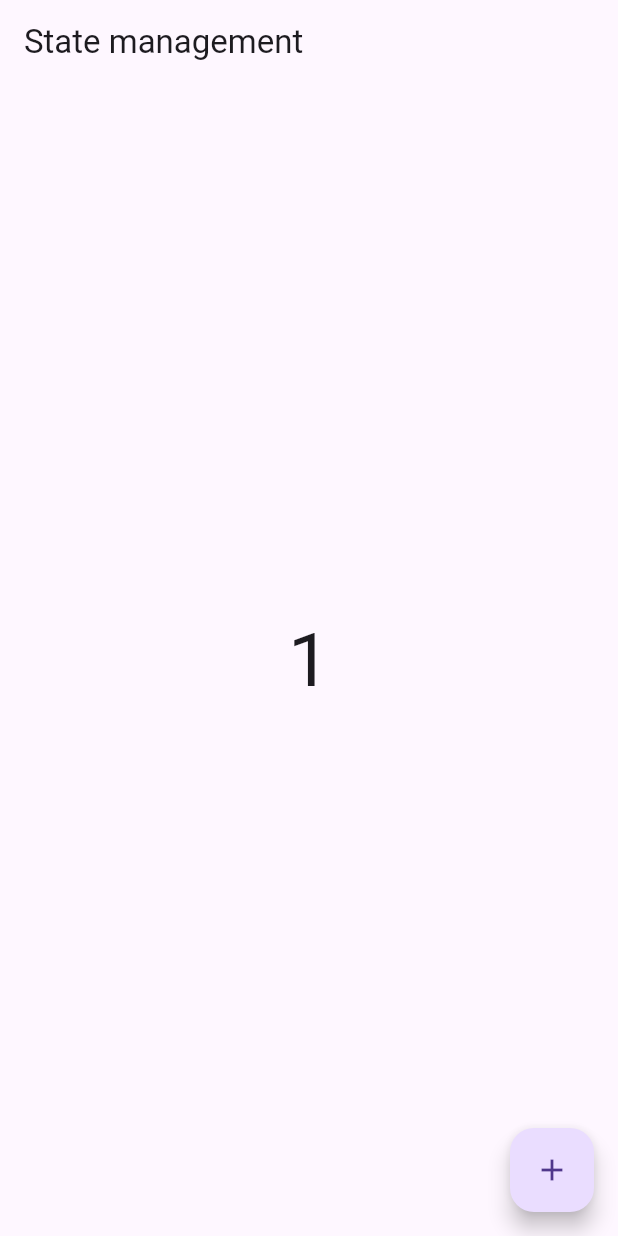
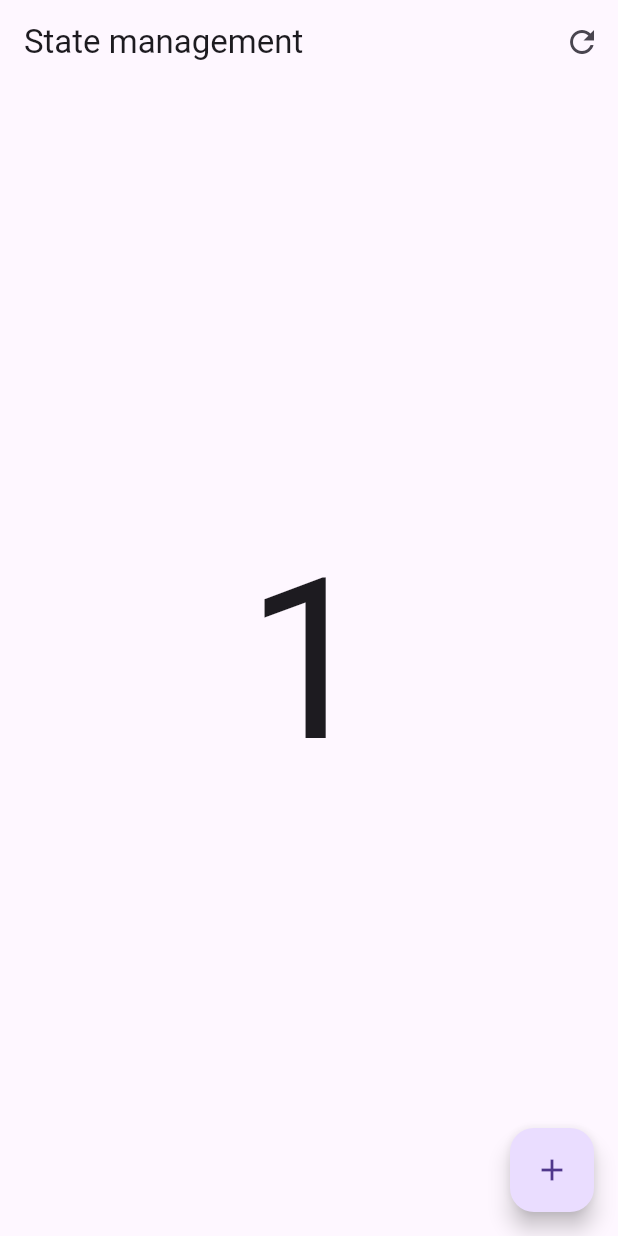
Before and after one commit to htomeload/state_management_starting, a Flutter app: the screen it shows after launch, after a tap on the "add" icon, on a phone screen of 412 x 824 dp. Run offline on Flutter 3.47's test engine with Material 3 defaults, Android fonts, the phone set to English and light mode, and no system bars; our stand-ins replace flutter_mobx, flutter_riverpod, mobx; generated files the repository leaves out were written again.

```diff
--- /dev/null
+++ b/lib/counter.dart
@@ -0,0 +1,19 @@
+import 'package:mobx/mobx.dart';
+
+part 'counter.g.dart';
+
+class Counter = CounterBase with _$Counter;
+
+abstract class CounterBase with Store {
+  @observable
+  int value = 0;
+  @action
+  void increment() {
+    value++;
+  }
+
+  @action
+  void reset() {
+    value = 0;
+  }
+}
--- a/lib/counter_view.dart
+++ b/lib/counter_view.dart
@@ -1,25 +1,42 @@
 import 'package:flutter/material.dart';
-import 'package:flutter_riverpod/flutter_riverpod.dart';
-import 'package:state_management_starting/counter_view_model.dart';
+import 'package:flutter_mobx/flutter_mobx.dart';
+import 'package:state_management_starting/counter.dart';
 
-class CounterView extends ConsumerWidget {
-  Widget build(BuildContext context, WidgetRef ref) {
-    final provider = ref.watch(stateProvider);
+class CounterView extends StatefulWidget {
+  const CounterView({super.key});
+
+  @override
+  State<CounterView> createState() => _CounterViewState();
+}
+
+class _CounterViewState extends State<CounterView> {
+  final Counter counter = Counter();
+
+  @override
+  Widget build(BuildContext context) {
     return Scaffold(
       appBar: AppBar(
+        actions: [
+          IconButton(
+            onPressed: () {
+              counter.reset();
+            },
+            icon: Icon(Icons.refresh),
+          ),
+        ],
         title: Text("State management"),
       ),
-      body: Center(
-        child: Text(
-          provider.counter.toString(),
-          style: TextStyle(fontSize: 50.0),
+      body: Observer(
+        builder: (context) => Center(
+          child: Text(
+            counter.value.toString(),
+            style: TextStyle(fontSize: 150.0),
+          ),
         ),
       ),
       floatingActionButton: FloatingActionButton(
         child: Icon(Icons.add),
-        onPressed: () {
-          provider.add();
-        },
+        onPressed: () => counter.increment(),
       ),
     );
   }
```
Also changed, not shown: lib/riverpod/counter_view.dart (added, +26 -0 lines), pubspec.yaml (+6 -2 lines), lib/counter.g.dart (added), lib/riverpod/counter_view_model.dart (renamed from lib/counter_view_model.dart), pubspec.lock.
